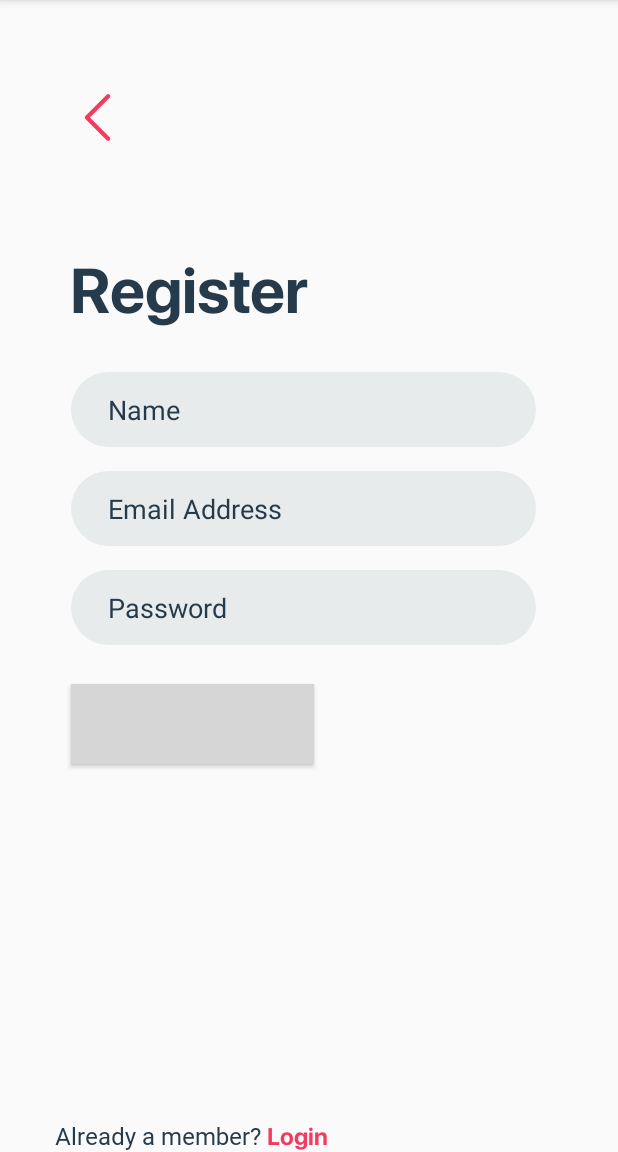
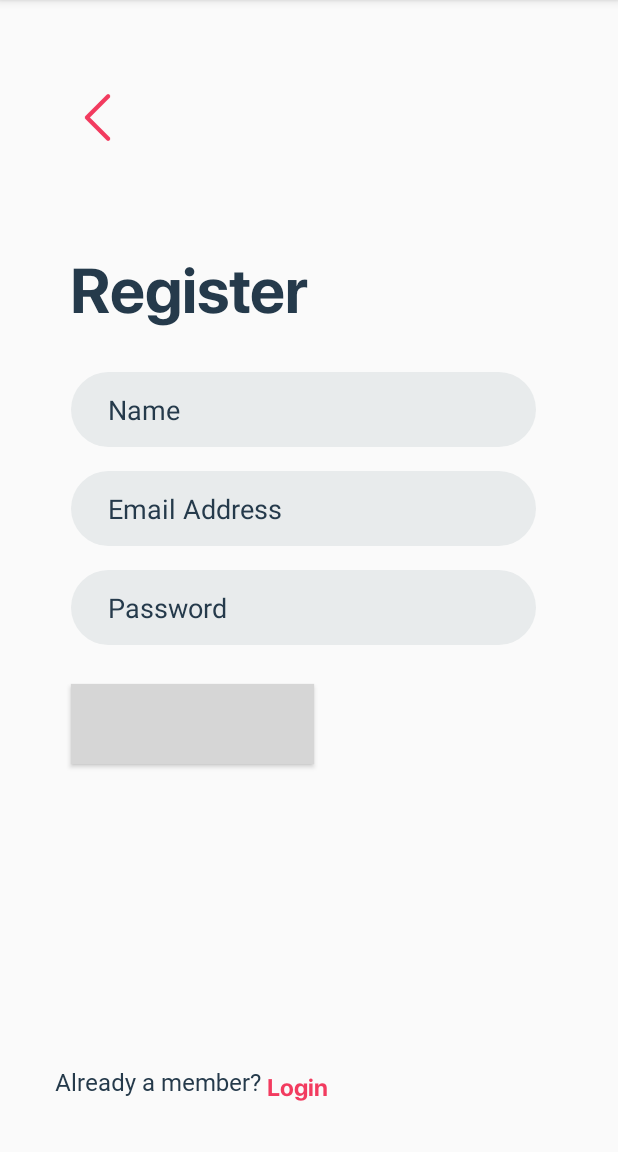
Before and after one commit to teamgeoplanner/GeoPlanner, an Android app: the RegisterActivity screen opened directly, with no data from a screen before it, on a phone screen of 412 x 824 dp, the part 84-1236 px from its top. Run offline under Robolectric (Android 15) with nearby library versions, the phone set to English and light mode, and no system bars; our stand-ins replace Firebase (no records; nobody signed in at launch, a user with empty details on screens opened directly); grey boxes are pictures that could not be loaded.

Commit message:
made some changes

```diff
--- a/app/src/main/res/layout/activity_register.xml
+++ b/app/src/main/res/layout/activity_register.xml
@@ -67,8 +67,8 @@
         app:layout_constraintEnd_toEndOf="parent"
         app:layout_constraintHorizontal_bias="0.133"
         app:layout_constraintStart_toStartOf="parent"
-        app:layout_constraintTop_toBottomOf="@+id/loginBtn"
-        app:layout_constraintVertical_bias="0.843" />
+        app:layout_constraintTop_toBottomOf="@+id/btnSignup"
+        app:layout_constraintVertical_bias="0.849" />
 
     <TextView
         android:id="@+id/lnkLogin"
@@ -82,8 +82,8 @@
         app:layout_constraintEnd_toEndOf="parent"
         app:layout_constraintHorizontal_bias="0.019"
         app:layout_constraintStart_toEndOf="@+id/textView5"
-        app:layout_constraintTop_toBottomOf="@+id/loginBtn"
-        app:layout_constraintVertical_bias="0.84" />
+        app:layout_constraintTop_toBottomOf="@+id/txtPass"
+        app:layout_constraintVertical_bias="0.896" />
 
     <TextView
         android:id="@+id/textView8"
```
